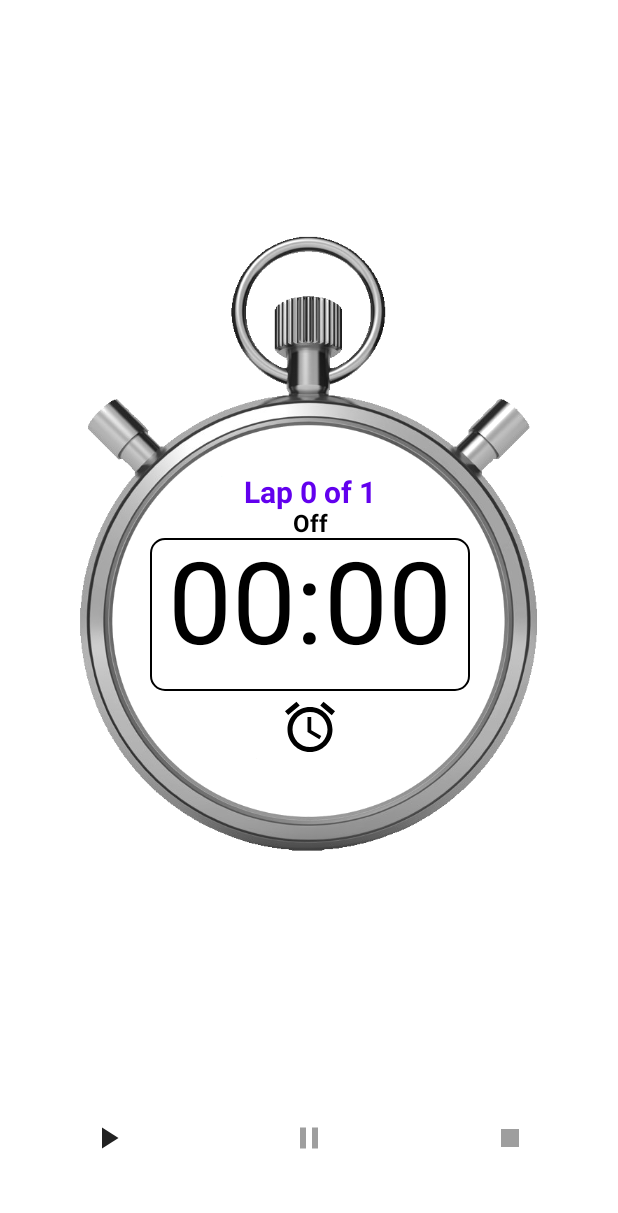
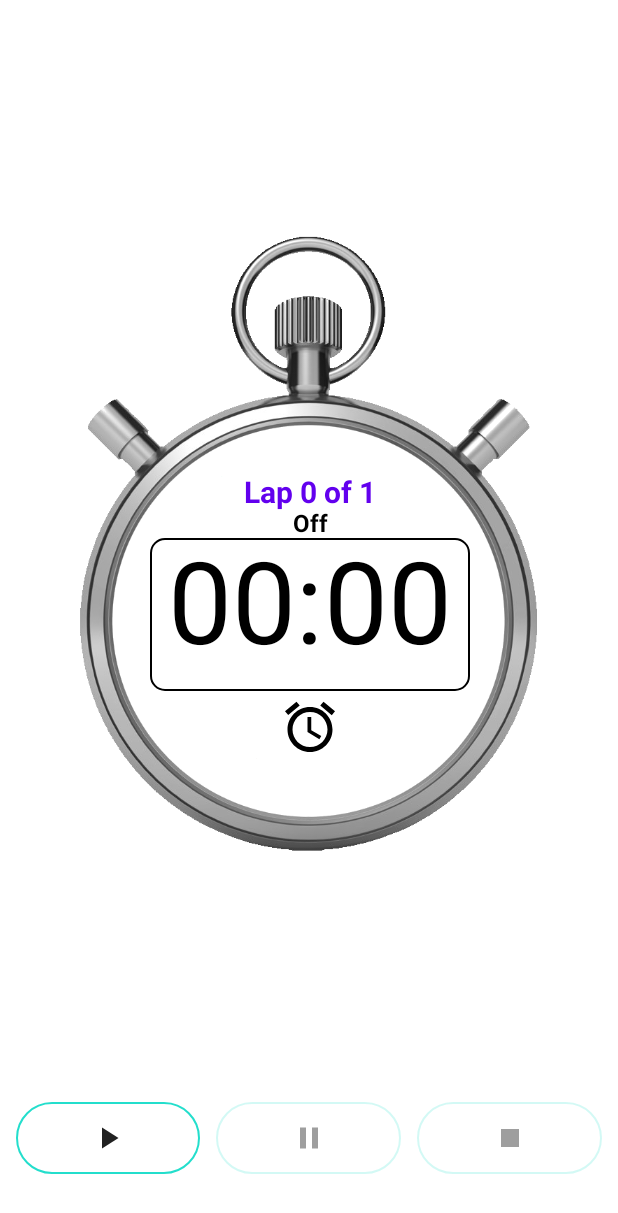
Before and after one commit to eth5/Sport-Alarm, an Android app built with Jetpack Compose: the composable ClockScreen shown on its own in the app's theme, on a phone screen of 412 x 824 dp. Shown: the top 1213 px of the screen. Run offline under Robolectric (Android 15) with nearby library versions, the phone set to English and light mode, and no system bars; network calls fail.

Commit message:
Refactor (Bottom buttons row)

```diff
--- a/app/src/main/java/pro/it_dev/sportalarm/presentation/screens/ClockScreen.kt
+++ b/app/src/main/java/pro/it_dev/sportalarm/presentation/screens/ClockScreen.kt
@@ -22,6 +22,7 @@ import androidx.compose.ui.draw.rotate
 import androidx.compose.ui.draw.scale
 import androidx.compose.ui.graphics.Color
 import androidx.compose.ui.graphics.asImageBitmap
+import androidx.compose.ui.graphics.vector.ImageVector
 import androidx.compose.ui.layout.ContentScale
 import androidx.compose.ui.platform.LocalContext
 import androidx.compose.ui.text.font.FontWeight
@@ -180,7 +181,6 @@ fun ClockHandleBottomButtons(clockState: ClockState, viewModel: ClockViewModel)
 	Row(
 		modifier = Modifier
 			.fillMaxWidth()
-			//.background(MaterialTheme.colors.surface)
 			.height(
 				animationDp(
 					start = 0.dp, target = 100.dp, animationSpec = spring(
@@ -191,43 +191,44 @@ fun ClockHandleBottomButtons(clockState: ClockState, viewModel: ClockViewModel)
 			.padding(5.dp),
 		verticalAlignment = Alignment.Top
 	) {
+		IconBottomButton(
+			imageVector = Icons.Default.PlayArrow,
+			contentDescription = "Play",
+			enabled = clockState == ClockState.Off,
+			modifier = Modifier.weight(1f),
+			onClick = { viewModel.start() }
+		)
+		IconBottomButton(
+			imageVector = Icons.Default.Pause,
+			contentDescription = "Pause",
+			enabled = clockState != ClockState.Off,
+			modifier = Modifier.weight(1f),
+			onClick = { viewModel.pause() }
+		)
+		IconBottomButton(
+			imageVector = Icons.Default.Stop,
+			contentDescription = "Stop",
+			enabled = clockState != ClockState.Off,
+			modifier = Modifier.weight(1f),
+			onClick = { viewModel.stop() }
+		)
+	}
+}
 
-		IconButton(
-			onClick = { viewModel.start() },
-			enabled = clockState == ClockState.Off,
-			modifier = Modifier
-				.weight(1f)
-				.padding(5.dp)
-				.background(MaterialTheme.colors.surface, CircleShape)
-		) {
-			Icon(
-				imageVector = Icons.Default.PlayArrow,
-				contentDescription = "Play"
-			)
-		}
-		IconButton(
-			onClick = { viewModel.pause() },
-			enabled = clockState != ClockState.Off,
-			modifier = Modifier
-				.weight(1f)
-				.padding(5.dp)
-				.background(MaterialTheme.colors.surface, CircleShape)
-		) {
-			Icon(
-				imageVector = Icons.Default.Pause,
-				contentDescription = "Play"
-			)
-		}
-		IconButton(
-			onClick = { viewModel.stop() },
-			enabled = clockState != ClockState.Off,
-			modifier = Modifier
-				.weight(1f)
-				.padding(5.dp)
-				.background(MaterialTheme.colors.surface, CircleShape)
-		) {
-			Icon(imageVector = Icons.Default.Stop, contentDescription = "Stop")
-		}
+@Composable
+fun IconBottomButton(imageVector: ImageVector,contentDescription:String, enabled: Boolean, modifier: Modifier, onClick:()->Unit) {
+	IconButton(
+		onClick = onClick,
+		enabled = enabled,
+		modifier = modifier
+			.padding(5.dp)
+			.background(MaterialTheme.colors.background, CircleShape)
+			.border(1.dp,MaterialTheme.colors.secondary.copy(alpha = LocalContentAlpha.current * if (enabled) 1f else 0.2f), CircleShape)
+	) {
+		Icon(
+			imageVector = imageVector,
+			contentDescription = contentDescription
+		)
 	}
 }
 
```
